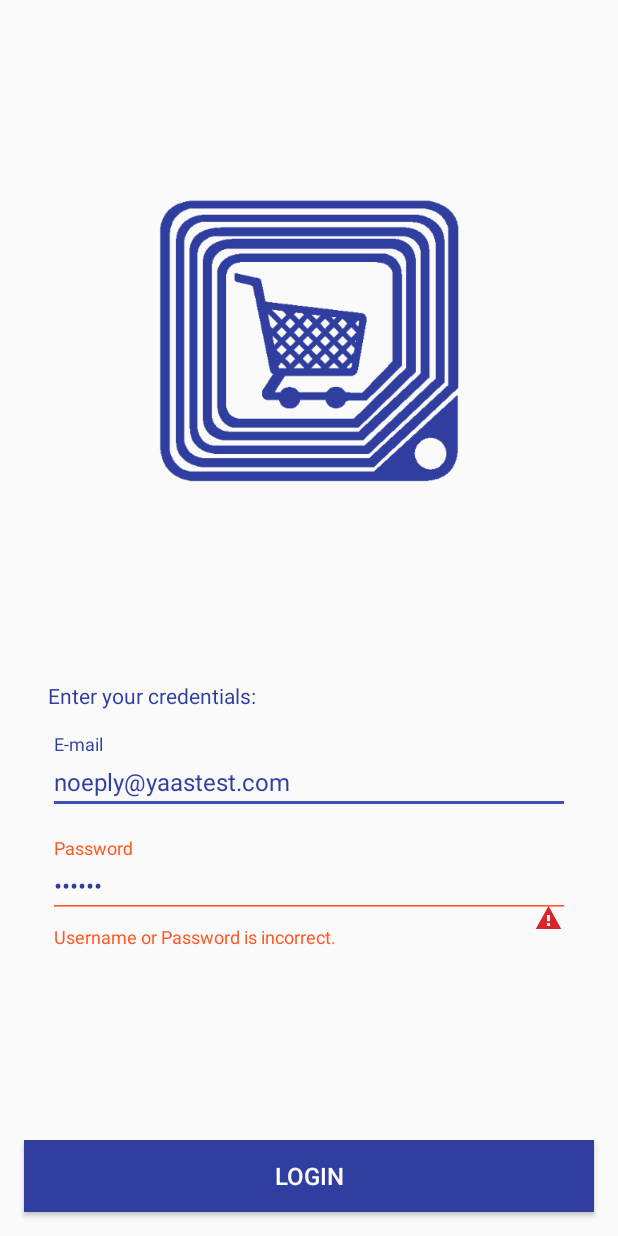
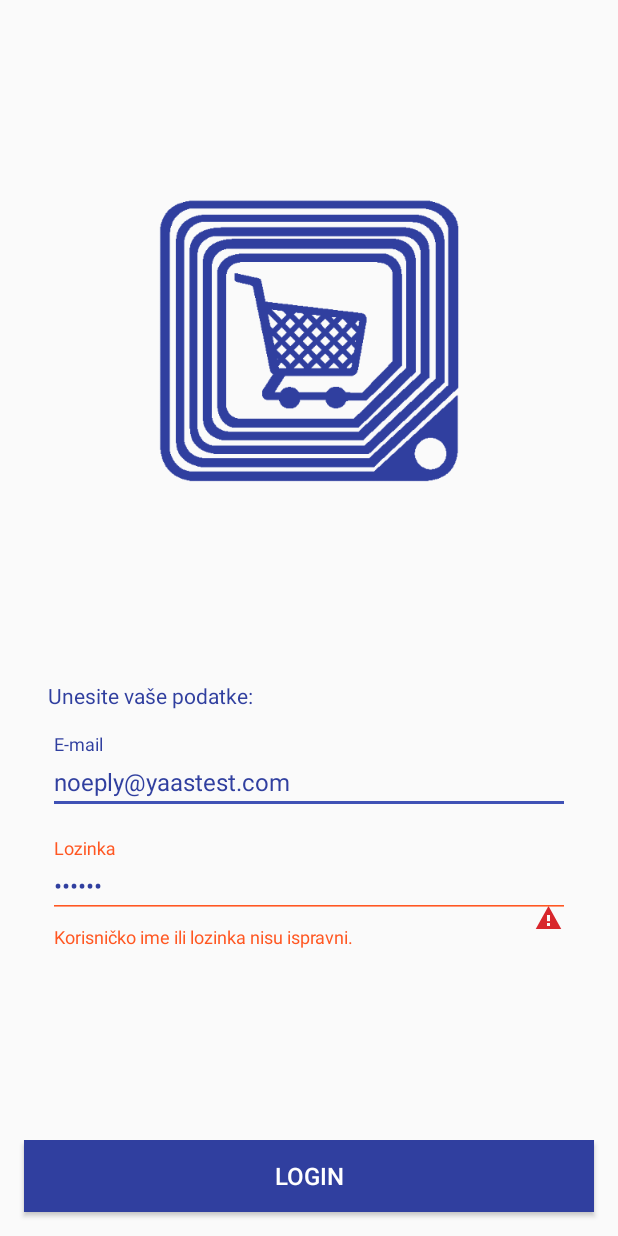
Before and after one commit to tinoba/foicore, an Android app: the screen it shows after launch (LoginActivity), after a tap on "LOGIN", on a phone screen of 412 x 824 dp. Run offline under Robolectric (Android 15) with nearby library versions, the phone set to English and light mode, and no system bars; our stand-ins replace ButterKnife, Dagger/Hilt's generated code, RxJava, Timber; libraries missing offline, so code that uses them is left out: com.github.ybq.android, com.jakewharton.retrofit2, com.joanzapata.iconify; plain views replace SpinKitView; 8 statements that could not run were skipped.

Commit message:
convert to croatian

```diff
--- a/app/src/main/java/eu/tinoba/androidarcitecturetemplate/ui/cart/CartActivity.java
+++ b/app/src/main/java/eu/tinoba/androidarcitecturetemplate/ui/cart/CartActivity.java
@@ -231,7 +231,7 @@ public class CartActivity extends BaseActivity implements CartView, EasyPermissi
         connectingProgressView.setVisibility(View.GONE);
         connectingTextView.setVisibility(View.GONE);
         TSnackbar snackbar = TSnackbar
-                .make(findViewById(android.R.id.content), "Successfully connected", TSnackbar.LENGTH_LONG);
+                .make(findViewById(android.R.id.content), "Uspješno povezano", TSnackbar.LENGTH_LONG);
         snackbar.setIconRight(R.drawable.ic_bluetooth_connected_white_24dp, 24);
         snackbar.setIconPadding(8);
         View snackbarView = snackbar.getView();
--- a/app/src/main/res/layout/history_plan_item.xml
+++ b/app/src/main/res/layout/history_plan_item.xml
@@ -4,7 +4,8 @@
     xmlns:android="http://schemas.android.com/apk/res/android"
     xmlns:tools="http://schemas.android.com/tools"
     android:layout_width="match_parent"
-    android:layout_height="wrap_content">
+    android:layout_height="wrap_content"
+    android:layout_marginTop="16dp">
 
     <LinearLayout
         android:id="@+id/history_item_layout"
--- a/app/src/main/res/values/strings.xml
+++ b/app/src/main/res/values/strings.xml
@@ -1,6 +1,6 @@
 <resources>
     <string name="app_name">Scan \'n buy</string>
-    <string name="camera_permission_request">Allow application to access camera?</string>
+    <string name="camera_permission_request">Dopusti aplikaciji da koristi kameru?</string>
     <string name="create_new_plan">Kreiraj novi plan</string>
     <string name="check_discount">Pregled akcija</string>
     <string name="find_shop_location">Pronađi lokaciju trgovina</string>
@@ -9,15 +9,15 @@
     <string name="kosarica">Košarica</string>
 
     <string name="login_email">E-mail</string>
-    <string name="login_password">Password</string>
-    <string name="login_credentials">Enter your credentials:</string>
+    <string name="login_password">Lozinka</string>
+    <string name="login_credentials">Unesite vaše podatke:</string>
     <string name="login_button">LOGIN</string>
-    <string name="login_error_description">Username or Password is incorrect.</string>
+    <string name="login_error_description">Korisničko ime ili lozinka nisu ispravni.</string>
     <string name="activity_home_povijest_kupovina">Povijest kupovina</string>
     <string name="history_plan_item_iznos_kupovine">Iznos kupovine:</string>
     <string name="title_activity_shop_map">Map</string>
     <string name="search_and_plan_activity_pretrazite_proizvode">Pretražite proizvode...</string>
-    <string name="connecting_with_bluetooth">Connecting with bluetooth!</string>
+    <string name="connecting_with_bluetooth">Povezivanje s bluetooth-om!</string>
     <string name="activity_cart_pay_button">Izvrši plaćanje</string>
     <string name="activity_cart_empty_text">Vaša košarica je prazna, dodajte proizvode!</string>
     <string name="activity_search_plan_empty_text">Vaš plan kupovine je prazan, dodajte proizvode!</string>
```
